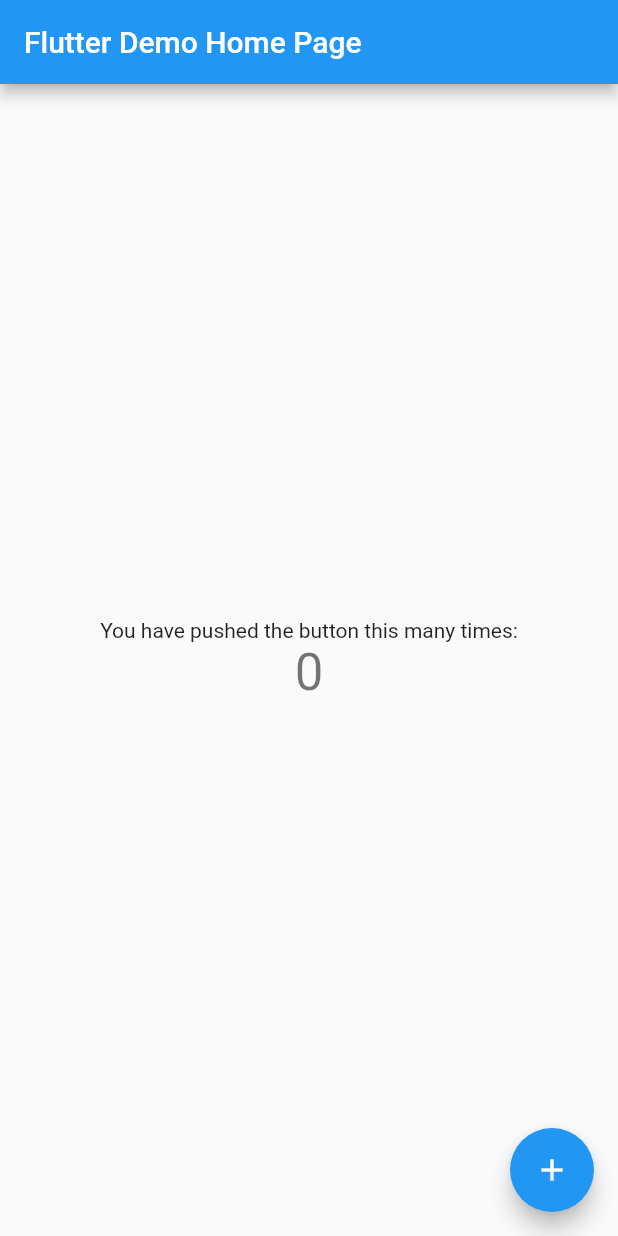
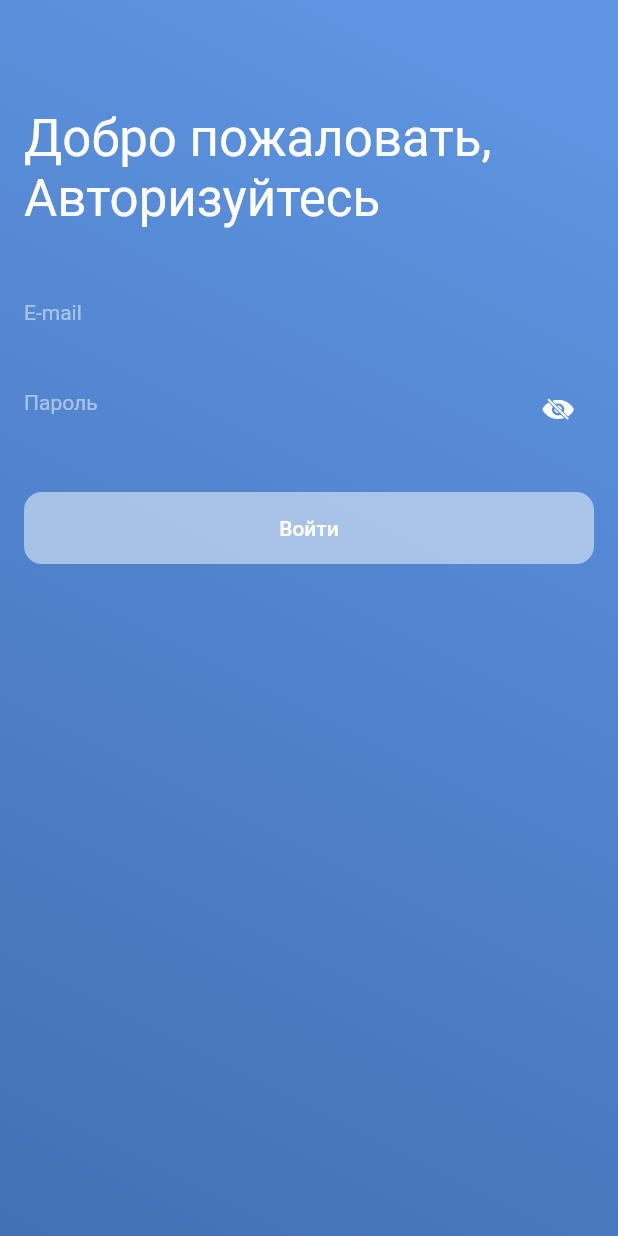
Before and after one commit to SanzharM/yoko_test, a Flutter app: the screen it shows after launch, on a phone screen of 412 x 824 dp. Run offline on Flutter 3.47's test engine with Material 2 defaults, Android fonts, the phone set to English and light mode, and no system bars.

Commit message:
recent upds

```diff
--- /dev/null
+++ b/lib/core/constants/app_colors.dart
@@ -0,0 +1,23 @@
+import 'package:flutter/painting.dart';
+
+class AppColors {
+  // Basic
+  static const white = Color(0xffFFFFFF);
+  static const black = Color(0xff000000);
+  static const transparent = Color(0x00000000);
+
+  // App Palette
+  static const primary = Color.fromARGB(255, 78, 155, 255);
+  static const secondary = Color.fromARGB(255, 22, 0, 53);
+  static const cardBackground = Color.fromARGB(136, 59, 144, 255);
+
+  static const darkGrey = Color.fromARGB(255, 43, 43, 62);
+  static const lightGrey = Color(0xffE5E5E5);
+  static const grey = Color(0xffB3B3C3);
+
+  // Blue Gradient
+  static const blueGradient1 = Color(0xff5E94E1);
+  static const blueGradient2 = Color(0xff5C91DE);
+  static const blueGradient3 = Color(0xff5A8FDB);
+  static const blueGradient4 = Color(0xff4271B5);
+}
--- /dev/null
+++ b/lib/core/constants/app_contraints.dart
@@ -0,0 +1,10 @@
+import 'package:flutter/widgets.dart';
+
+class AppConstraints {
+  static const double padding = 16.0;
+  static const double radius = 10.0;
+
+  static const borderRadius = BorderRadius.all(Radius.circular(radius));
+  static const borderRadius50 = BorderRadius.all(Radius.circular(50));
+  static const borderRadiusTLR = BorderRadius.only(topLeft: Radius.circular(radius), topRight: Radius.circular(radius));
+}
--- /dev/null
+++ b/lib/core/constants/app_styles.dart
@@ -0,0 +1,25 @@
+import 'package:flutter/widgets.dart';
+
+class AppStyles {
+  static const fontFamily = 'Ubuntu';
+
+  static const headlineLarge = TextStyle(fontSize: 28, fontWeight: FontWeight.w800, fontFamily: fontFamily);
+  static const headlineMedium = TextStyle(fontSize: 26, fontWeight: FontWeight.w700, fontFamily: fontFamily);
+  static const headlineSmall = TextStyle(fontSize: 24, fontWeight: FontWeight.w600, fontFamily: fontFamily);
+
+  static const titleLarge = TextStyle(fontSize: 22, fontWeight: FontWeight.w700, fontFamily: fontFamily);
+  static const titleMedium = TextStyle(fontSize: 20, fontWeight: FontWeight.w600, fontFamily: fontFamily);
+  static const titleSmall = TextStyle(fontSize: 18, fontWeight: FontWeight.w500, fontFamily: fontFamily);
+
+  static const bodyLarge = TextStyle(fontSize: 16, fontWeight: FontWeight.w600, fontFamily: fontFamily);
+  static const bodyMedium = TextStyle(fontSize: 15, fontWeight: FontWeight.w500, fontFamily: fontFamily);
+  static const bodySmall = TextStyle(fontSize: 14, fontWeight: FontWeight.w400, fontFamily: fontFamily);
+
+  static const labelLarge = TextStyle(fontSize: 16, fontWeight: FontWeight.w600, fontFamily: fontFamily);
+  static const labelMedium = TextStyle(fontSize: 14, fontWeight: FontWeight.w500, fontFamily: fontFamily);
+  static const labelSmall = TextStyle(fontSize: 12, fontWeight: FontWeight.w400, fontFamily: fontFamily);
+
+  static const displayLarge = TextStyle(fontSize: 14, fontWeight: FontWeight.w400, fontFamily: fontFamily);
+  static const displayMedium = TextStyle(fontSize: 12, fontWeight: FontWeight.w400, fontFamily: fontFamily);
+  static const displaySmall = TextStyle(fontSize: 10, fontWeight: FontWeight.w300, fontFamily: fontFamily);
+}
--- /dev/null
+++ b/lib/core/constants/constants.dart
@@ -0,0 +1,3 @@
+export 'app_colors.dart';
+export 'app_contraints.dart';
+export 'app_styles.dart';
--- a/lib/main.dart
+++ b/lib/main.dart
@@ -1,115 +1,28 @@
 import 'package:flutter/material.dart';
+import 'package:flutter/services.dart';
+import 'package:yoko_test/main/presentation/screens/authorization/login_screen.dart';
 
-void main() {
-  runApp(const MyApp());
+void main() async {
+  WidgetsFlutterBinding.ensureInitialized();
+
+  SystemChrome.setSystemUIOverlayStyle(const SystemUiOverlayStyle(statusBarColor: Colors.transparent));
+  await SystemChrome.setPreferredOrientations([DeviceOrientation.portraitUp]);
+
+  runApp(const App());
 }
 
-class MyApp extends StatelessWidget {
-  const MyApp({Key? key}) : super(key: key);
+class App extends StatelessWidget {
+  const App({Key? key}) : super(key: key);
 
-  // This widget is the root of your application.
   @override
   Widget build(BuildContext context) {
     return MaterialApp(
-      title: 'Flutter Demo',
+      title: 'Yoko test',
+      debugShowCheckedModeBanner: false,
       theme: ThemeData(
-        // This is the theme of your application.
-        //
-        // Try running your application with "flutter run". You'll see the
-        // application has a blue toolbar. Then, without quitting the app, try
-        // changing the primarySwatch below to Colors.green and then invoke
-        // "hot reload" (press "r" in the console where you ran "flutter run",
-        // or simply save your changes to "hot reload" in a Flutter IDE).
-        // Notice that the counter didn't reset back to zero; the application
-        // is not restarted.
         primarySwatch: Colors.blue,
       ),
-      home: const MyHomePage(title: 'Flutter Demo Home Page'),
+      home: const LoginScreen(),
     );
   }
 }
-
-class MyHomePage extends StatefulWidget {
-  const MyHomePage({Key? key, required this.title}) : super(key: key);
-
-  // This widget is the home page of your application. It is stateful, meaning
-  // that it has a State object (defined below) that contains fields that affect
-  // how it looks.
-
-  // This class is the configuration for the state. It holds the values (in this
-  // case the title) provided by the parent (in this case the App widget) and
-  // used by the build method of the State. Fields in a Widget subclass are
-  // always marked "final".
-
-  final String title;
-
-  @override
-  State<MyHomePage> createState() => _MyHomePageState();
-}
-
-class _MyHomePageState extends State<MyHomePage> {
-  int _counter = 0;
-
-  void _incrementCounter() {
-    setState(() {
-      // This call to setState tells the Flutter framework that something has
-      // changed in this State, which causes it to rerun the build method below
-      // so that the display can reflect the updated values. If we changed
-      // _counter without calling setState(), then the build method would not be
-      // called again, and so nothing would appear to happen.
-      _counter++;
-    });
-  }
-
-  @override
-  Widget build(BuildContext context) {
-    // This method is rerun every time setState is called, for instance as done
-    // by the _incrementCounter method above.
-    //
-    // The Flutter framework has been optimized to make rerunning build methods
-    // fast, so that you can just rebuild anything that needs updating rather
-    // than having to individually change instances of widgets.
-    return Scaffold(
-      appBar: AppBar(
-        // Here we take the value from the MyHomePage object that was created by
-        // the App.build method, and use it to set our appbar title.
-        title: Text(widget.title),
-      ),
-      body: Center(
-        // Center is a layout widget. It takes a single child and positions it
-        // in the middle of the parent.
-        child: Column(
-          // Column is also a layout widget. It takes a list of children and
-          // arranges them vertically. By default, it sizes itself to fit its
-          // children horizontally, and tries to be as tall as its parent.
-          //
-          // Invoke "debug painting" (press "p" in the console, choose the
-          // "Toggle Debug Paint" action from the Flutter Inspector in Android
-          // Studio, or the "Toggle Debug Paint" command in Visual Studio Code)
-          // to see the wireframe for each widget.
-          //
-          // Column has various properties to control how it sizes itself and
-          // how it positions its children. Here we use mainAxisAlignment to
-          // center the children vertically; the main axis here is the vertical
-          // axis because Columns are vertical (the cross axis would be
-          // horizontal).
-          mainAxisAlignment: MainAxisAlignment.center,
-          children: <Widget>[
-            const Text(
-              'You have pushed the button this many times:',
-            ),
-            Text(
-              '$_counter',
-              style: Theme.of(context).textTheme.headline4,
-            ),
-          ],
-        ),
-      ),
-      floatingActionButton: FloatingActionButton(
-        onPressed: _incrementCounter,
-        tooltip: 'Increment',
-        child: const Icon(Icons.add),
-      ), // This trailing comma makes auto-formatting nicer for build methods.
-    );
-  }
-}
--- /dev/null
+++ b/lib/main/presentation/screens/authorization/login_screen.dart
@@ -0,0 +1,84 @@
+import 'package:flutter/cupertino.dart';
+import 'package:flutter/material.dart';
+import 'package:yoko_test/core/constants/constants.dart';
+import 'package:yoko_test/main/presentation/widgets/app_text_field.dart';
+import 'package:yoko_test/main/presentation/widgets/buttons/app_button.dart';
+import 'package:yoko_test/main/presentation/widgets/buttons/app_icon_button.dart';
+
+class LoginScreen extends StatefulWidget {
+  const LoginScreen({Key? key}) : super(key: key);
+
+  @override
+  State<LoginScreen> createState() => _LoginScreenState();
+}
+
+class _LoginScreenState extends State<LoginScreen> {
+  bool isObscured = true;
+  @override
+  void initState() {
+    super.initState();
+  }
+
+  @override
+  Widget build(BuildContext context) {
+    return GestureDetector(
+      onTap: FocusScope.of(context).hasFocus ? () => FocusScope.of(context).unfocus() : null,
+      child: Scaffold(
+        body: Container(
+          padding: const EdgeInsets.all(AppConstraints.padding),
+          width: double.maxFinite,
+          decoration: const BoxDecoration(
+            gradient: LinearGradient(
+              begin: Alignment.topRight,
+              end: Alignment.bottomLeft,
+              stops: [0.1, 0.15, 0.2, 1.0],
+              colors: [
+                AppColors.blueGradient1,
+                AppColors.blueGradient2,
+                AppColors.blueGradient3,
+                AppColors.blueGradient4,
+              ],
+            ),
+          ),
+          child: Column(
+            mainAxisAlignment: MainAxisAlignment.start,
+            crossAxisAlignment: CrossAxisAlignment.start,
+            children: [
+              SizedBox(height: AppBar().preferredSize.height),
+              Text(
+                'Добро пожаловать,\nАвторизуйтесь',
+                style: Theme.of(context).textTheme.headlineMedium?.apply(color: AppColors.white),
+              ),
+              const SizedBox(height: AppConstraints.padding * 2),
+              AppTextField(
+                hintText: 'E-mail',
+                text: '',
+                onTap: () => setState(() {}),
+                onChanged: (value) {},
+              ),
+              const SizedBox(height: AppConstraints.padding),
+              AppTextField(
+                hintText: 'Пароль',
+                text: '',
+                maxLines: 1,
+                isObscured: isObscured,
+                icon: AppIconButton(
+                  icon: Icon(
+                    isObscured ? CupertinoIcons.eye_slash_fill : CupertinoIcons.eye_fill,
+                    color: AppColors.white,
+                  ),
+                  onPressed: () => setState(() => isObscured = !isObscured),
+                ),
+              ),
+              const SizedBox(height: AppConstraints.padding * 2),
+              AppButton(
+                title: 'Войти',
+                onPressed: () {},
+              ),
+            ],
+          ),
+        ),
+      ),
+    );
+  }
+}
--- /dev/null
+++ b/lib/main/presentation/widgets/app_text_field.dart
@@ -0,0 +1,103 @@
+import 'package:flutter/material.dart';
+import 'package:yoko_test/core/constants/constants.dart';
+
+class AppTextField extends StatefulWidget {
+  const AppTextField({
+    Key? key,
+    required this.text,
+    this.label,
+    this.onChanged,
+    this.onTap,
+    this.onEditingComplete,
+    this.needValidator = true,
+    this.readonly = false,
+    this.isObscured = false,
+    this.hintText,
+    this.hintStyle,
+    this.inputType = TextInputType.text,
+    this.maxLength,
+    this.maxLines,
+    this.prefix,
+    this.prefixIcon,
+    this.icon,
+  }) : super(key: key);
+
+  final String? text;
+  final String? label;
+  final void Function()? onTap;
+  final void Function(String)? onChanged;
+  final void Function()? onEditingComplete;
+  final bool needValidator;
+  final bool readonly;
+  final bool isObscured;
+  final String? hintText;
+  final TextStyle? hintStyle;
+  final TextInputType inputType;
+  final int? maxLength;
+  final int? maxLines;
+  final Widget? prefix;
+  final Widget? prefixIcon;
+  final Widget? icon;
+
+  @override
+  State<AppTextField> createState() => _AppTextFieldState();
+}
+
+class _AppTextFieldState extends State<AppTextField> {
+  late TextEditingController controller;
+
+  @override
+  void initState() {
+    super.initState();
+    controller = TextEditingController(text: widget.text);
+  }
+
+  @override
+  void dispose() {
+    controller.dispose();
+    super.dispose();
+  }
+
+  @override
+  Widget build(BuildContext context) {
+    return TextFormField(
+      controller: controller,
+      onChanged: widget.onChanged,
+      onTap: widget.onTap,
+      onEditingComplete: widget.onEditingComplete ?? () => FocusScope.of(context).nextFocus(),
+      keyboardType: widget.inputType,
+      maxLength: widget.maxLength ?? 300,
+      maxLines: widget.maxLines,
+      obscureText: widget.isObscured,
+      readOnly: widget.readonly,
+      validator: widget.needValidator ? _textValidator : null,
+      style: Theme.of(context).textTheme.bodyMedium?.copyWith(decoration: TextDecoration.none, color: AppColors.white),
+      decoration: InputDecoration(
+        labelText: widget.label,
+        labelStyle: Theme.of(context).textTheme.bodyMedium?.apply(color: AppColors.white.withOpacity(0.5)),
+        floatingLabelStyle: Theme.of(context).textTheme.bodyMedium?.apply(color: AppColors.white.withOpacity(0.5)),
+        floatingLabelAlignment: FloatingLabelAlignment.start,
+        hintText: widget.hintText,
+        hintStyle: Theme.of(context).textTheme.bodyMedium?.apply(color: AppColors.white.withOpacity(0.5)),
+        border: InputBorder.none,
+        focusColor: AppColors.white,
+        focusedErrorBorder: InputBorder.none,
+        disabledBorder: InputBorder.none,
+        enabledBorder: InputBorder.none,
+        focusedBorder: InputBorder.none,
+        counterText: '',
+        errorBorder: InputBorder.none,
+        prefix: widget.prefix,
+        prefixIcon: widget.prefixIcon,
+        suffixIcon: widget.icon,
+      ),
+    );
+  }
+
+  String? _textValidator(String? value) {
+    if (value?.isEmpty ?? true) {
+      return '';
+    }
+    return null;
+  }
+}
--- /dev/null
+++ b/lib/main/presentation/widgets/buttons/app_button.dart
@@ -0,0 +1,49 @@
+import 'package:flutter/cupertino.dart';
+import 'package:flutter/material.dart';
+import 'package:yoko_test/core/constants/constants.dart';
+
+class AppButton extends StatelessWidget {
+  const AppButton({
+    Key? key,
+    required this.title,
+    this.onPressed,
+    this.isLoading = false,
+    this.padding,
+    this.alignment,
+    this.textStyle,
+    this.textColor,
+    this.backgroundColor,
+  }) : super(key: key);
+
+  final String title;
+  final void Function()? onPressed;
+  final bool isLoading;
+
+  final Alignment? alignment;
+  final EdgeInsets? padding;
+  final TextStyle? textStyle;
+
+  final Color? textColor;
+  final Color? backgroundColor;
+
+  @override
+  Widget build(BuildContext context) {
+    return CupertinoButton(
+      onPressed: onPressed,
+      color: backgroundColor ?? AppColors.white.withOpacity(0.5),
+      padding: EdgeInsets.zero,
+      child: AnimatedSwitcher(
+        duration: const Duration(milliseconds: 200),
+        child: Container(
+          width: double.maxFinite,
+          alignment: alignment ?? Alignment.center,
+          padding: padding ?? const EdgeInsets.all(AppConstraints.padding),
+          child: Text(
+            title,
+            style: textStyle ?? Theme.of(context).textTheme.bodyLarge?.apply(color: textColor ?? AppColors.white),
+          ),
+        ),
+      ),
+    );
+  }
+}
--- /dev/null
+++ b/lib/main/presentation/widgets/buttons/app_icon_button.dart
@@ -0,0 +1,23 @@
+import 'package:flutter/cupertino.dart';
+
+class AppIconButton extends StatelessWidget {
+  const AppIconButton({
+    Key? key,
+    required this.icon,
+    required this.onPressed,
+    this.padding,
+  }) : super(key: key);
+
+  final Widget icon;
+  final void Function() onPressed;
+  final EdgeInsets? padding;
+
+  @override
+  Widget build(BuildContext context) {
+    return CupertinoButton(
+      onPressed: onPressed,
+      padding: padding ?? EdgeInsets.zero,
+      child: icon,
+    );
+  }
+}
```
Also changed, not shown: pubspec.yaml (+11 -20 lines), lib/main/presentation/app_router.dart (added), pubspec.lock, 4 other files.
